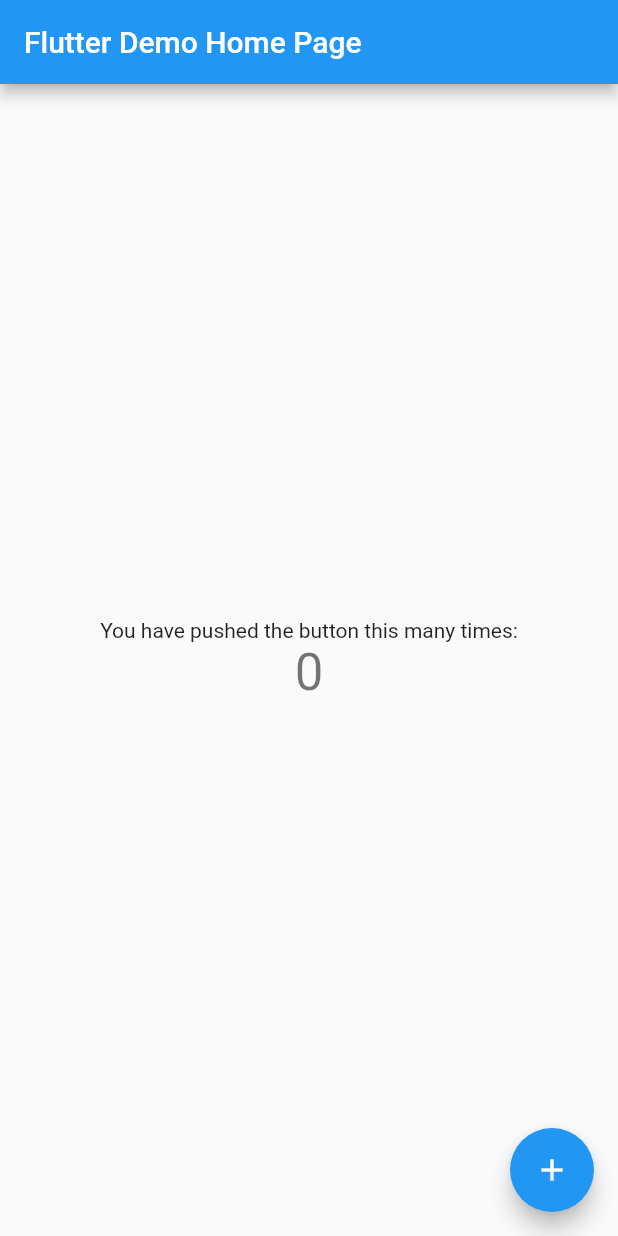
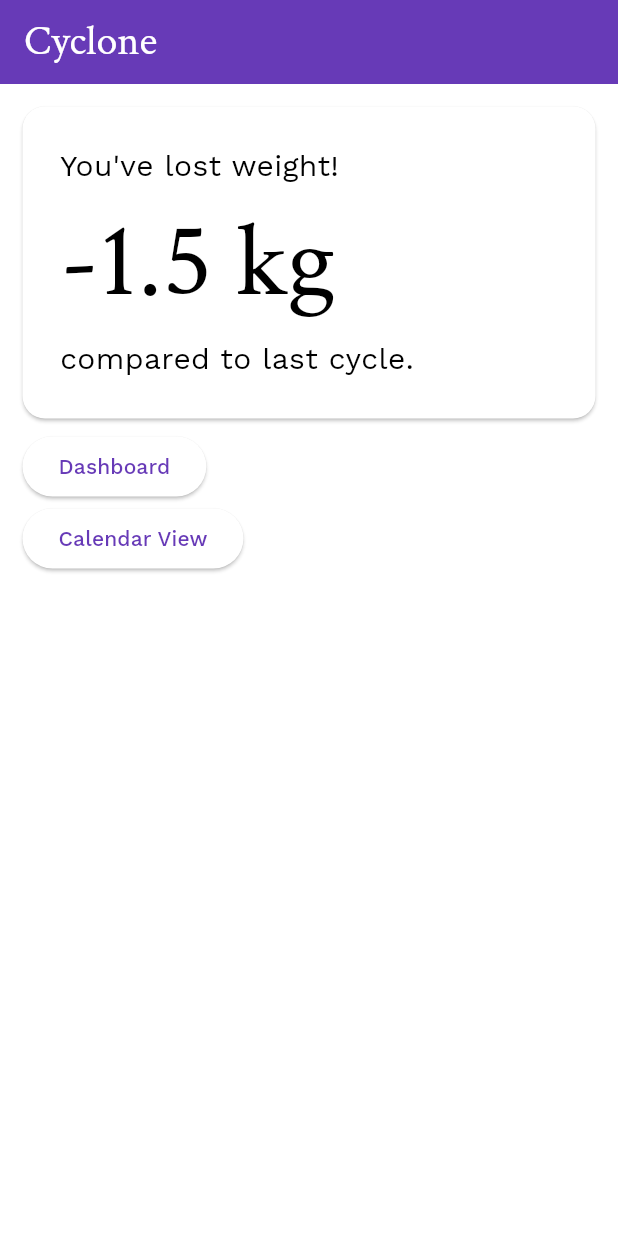
Before and after one commit to JupiterPi/cyclone, a Flutter app: the screen it shows after launch, on a phone screen of 412 x 824 dp. Run offline on Flutter 3.47's test engine with Material 2 defaults, Android fonts, the phone set to English and light mode, and no system bars; our stand-ins replace google_fonts.

Commit message:
copied code from unversioned project

```diff
--- a/lib/main.dart
+++ b/lib/main.dart
@@ -1,115 +1,98 @@
 import 'package:flutter/material.dart';
+import 'package:google_fonts/google_fonts.dart';
 
 void main() {
-  runApp(const MyApp());
+  runApp(const CycloneApp());
 }
 
-class MyApp extends StatelessWidget {
-  const MyApp({super.key});
+class CycloneApp extends StatelessWidget {
+  const CycloneApp({super.key});
 
-  // This widget is the root of your application.
   @override
   Widget build(BuildContext context) {
     return MaterialApp(
-      title: 'Flutter Demo',
+      title: 'Cyclone',
       theme: ThemeData(
-        // This is the theme of your application.
-        //
-        // Try running your application with "flutter run". You'll see the
-        // application has a blue toolbar. Then, without quitting the app, try
-        // changing the primarySwatch below to Colors.green and then invoke
-        // "hot reload" (press "r" in the console where you ran "flutter run",
-        // or simply save your changes to "hot reload" in a Flutter IDE).
-        // Notice that the counter didn't reset back to zero; the application
-        // is not restarted.
-        primarySwatch: Colors.blue,
+        useMaterial3: true,
+        colorScheme: ColorScheme.fromSwatch(primarySwatch: Colors.deepPurple, brightness: Brightness.light),
+        appBarTheme: const AppBarTheme(
+          foregroundColor: Colors.white,
+          backgroundColor: Colors.deepPurple,
+        ),
+        fontFamily: GoogleFonts.workSans().fontFamily,
       ),
-      home: const MyHomePage(title: 'Flutter Demo Home Page'),
+      home: const HomePage(),
     );
   }
 }
 
-class MyHomePage extends StatefulWidget {
-  const MyHomePage({super.key, required this.title});
-
-  // This widget is the home page of your application. It is stateful, meaning
-  // that it has a State object (defined below) that contains fields that affect
-  // how it looks.
-
-  // This class is the configuration for the state. It holds the values (in this
-  // case the title) provided by the parent (in this case the App widget) and
-  // used by the build method of the State. Fields in a Widget subclass are
-  // always marked "final".
-
-  final String title;
-
-  @override
-  State<MyHomePage> createState() => _MyHomePageState();
-}
-
-class _MyHomePageState extends State<MyHomePage> {
-  int _counter = 0;
-
-  void _incrementCounter() {
-    setState(() {
-      // This call to setState tells the Flutter framework that something has
-      // changed in this State, which causes it to rerun the build method below
-      // so that the display can reflect the updated values. If we changed
-      // _counter without calling setState(), then the build method would not be
-      // called again, and so nothing would appear to happen.
-      _counter++;
-    });
-  }
+class HomePage extends StatelessWidget {
+  const HomePage({super.key});
 
   @override
   Widget build(BuildContext context) {
-    // This method is rerun every time setState is called, for instance as done
-    // by the _incrementCounter method above.
-    //
-    // The Flutter framework has been optimized to make rerunning build methods
-    // fast, so that you can just rebuild anything that needs updating rather
-    // than having to individually change instances of widgets.
     return Scaffold(
       appBar: AppBar(
-        // Here we take the value from the MyHomePage object that was created by
-        // the App.build method, and use it to set our appbar title.
-        title: Text(widget.title),
+        title: Text(
+          "Cyclone",
+          style: GoogleFonts.crimsonText(fontSize: 28),
+        ),
       ),
-      body: Center(
-        // Center is a layout widget. It takes a single child and positions it
-        // in the middle of the parent.
+      body: Padding(
+        padding: const EdgeInsets.all(15),
         child: Column(
-          // Column is also a layout widget. It takes a list of children and
-          // arranges them vertically. By default, it sizes itself to fit its
-          // children horizontally, and tries to be as tall as its parent.
-          //
-          // Invoke "debug painting" (press "p" in the console, choose the
-          // "Toggle Debug Paint" action from the Flutter Inspector in Android
-          // Studio, or the "Toggle Debug Paint" command in Visual Studio Code)
-          // to see the wireframe for each widget.
-          //
-          // Column has various properties to control how it sizes itself and
-          // how it positions its children. Here we use mainAxisAlignment to
-          // center the children vertically; the main axis here is the vertical
-          // axis because Columns are vertical (the cross axis would be
-          // horizontal).
-          mainAxisAlignment: MainAxisAlignment.center,
-          children: <Widget>[
-            const Text(
-              'You have pushed the button this many times:',
+          crossAxisAlignment: CrossAxisAlignment.start,
+          children: [
+            SizedBox(
+              width: double.infinity,
+              child: Card(
+                  margin: EdgeInsets.zero,
+                  shape: RoundedRectangleBorder(
+                      borderRadius: BorderRadius.circular(15)
+                  ),
+                  child: InkWell(
+                    onTap: () {},
+                    splashColor: Theme.of(context).colorScheme.primary.withAlpha(25),
+                    borderRadius: BorderRadius.circular(15),
+                    child: Padding(
+                      padding: const EdgeInsets.all(25),
+                      child: Column(
+                        crossAxisAlignment: CrossAxisAlignment.start,
+                        children: [
+                          const Text(
+                            "You've lost weight!",
+                            style: TextStyle(fontSize: 20),
+                          ),
+                          Text(
+                            "-1.5 kg",
+                            style: GoogleFonts.crimsonText(fontSize: 70),
+                          ),
+                          const Text(
+                            "compared to last cycle.",
+                            style: TextStyle(fontSize: 20),
+                          )
+                        ],
+                      ),
+                    ),
+                  )
+              ),
             ),
-            Text(
-              '$_counter',
-              style: Theme.of(context).textTheme.headlineMedium,
+            const SizedBox(height: 8),
+            ElevatedButton(
+              onPressed: () {
+                ScaffoldMessenger.of(context).showSnackBar(const SnackBar(content: Text("Opening dashboard..."), duration: Duration(seconds: 1),));
+              },
+              child: const Text("Dashboard"),
+            ),
+            ElevatedButton(
+              onPressed: () {
+                ScaffoldMessenger.of(context).showSnackBar(const SnackBar(content: Text("Opening calendar view..."), duration: Duration(seconds: 1)));
+              },
+              child: const Text("Calendar View"),
             ),
           ],
         ),
       ),
-      floatingActionButton: FloatingActionButton(
-        onPressed: _incrementCounter,
-        tooltip: 'Increment',
-        child: const Icon(Icons.add),
-      ), // This trailing comma makes auto-formatting nicer for build methods.
     );
   }
 }
--- a/pubspec.yaml
+++ b/pubspec.yaml
@@ -35,6 +35,7 @@ dependencies:
   # The following adds the Cupertino Icons font to your application.
   # Use with the CupertinoIcons class for iOS style icons.
   cupertino_icons: ^1.0.2
+  google_fonts: ^4.0.3
 
 dev_dependencies:
   flutter_test:
```
Also changed, not shown: pubspec.lock, 1 other file.
